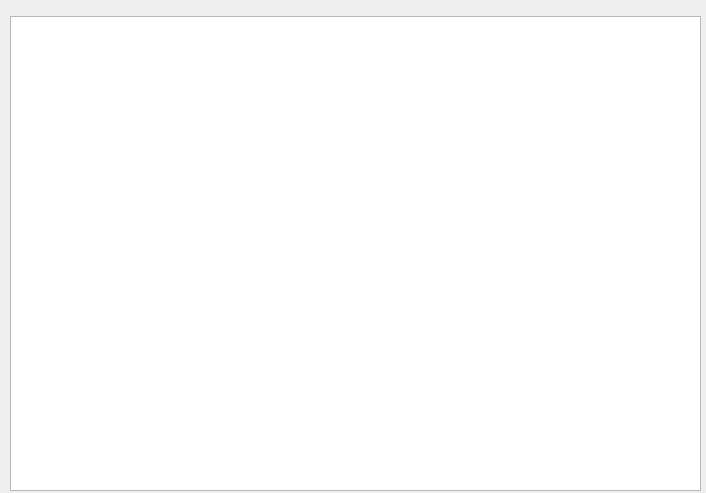
Qt form source/qt/Window.ui (SylvainDeker/Shader-Graph) before a commit.
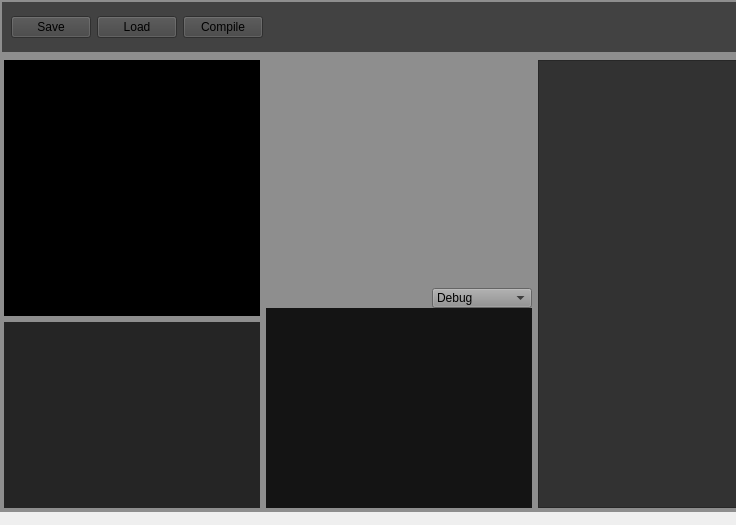
The same form after that commit. Custom widgets are drawn as their Qt base class.

```diff
--- a/source/qt/Window.ui
+++ b/source/qt/Window.ui
@@ -6,8 +6,8 @@
    <rect>
     <x>0</x>
     <y>0</y>
-    <width>706</width>
-    <height>493</height>
+    <width>736</width>
+    <height>525</height>
    </rect>
   </property>
   <property name="windowTitle">
@@ -16,27 +16,287 @@
   <widget class="QWidget" name="widget" native="true">
    <property name="geometry">
     <rect>
-     <x>10</x>
-     <y>10</y>
-     <width>691</width>
-     <height>481</height>
+     <x>0</x>
+     <y>0</y>
+     <width>742</width>
+     <height>512</height>
     </rect>
    </property>
+   <property name="minimumSize">
+    <size>
+     <width>512</width>
+     <height>512</height>
+    </size>
+   </property>
+   <property name="styleSheet">
+    <string notr="true">background-color: rgb(142, 142, 142);</string>
+   </property>
    <layout class="QVBoxLayout" name="verticalLayout">
+    <property name="leftMargin">
+     <number>2</number>
+    </property>
+    <property name="topMargin">
+     <number>2</number>
+    </property>
+    <property name="rightMargin">
+     <number>2</number>
+    </property>
+    <property name="bottomMargin">
+     <number>2</number>
+    </property>
     <item>
-     <widget class="WidgetNodeEditor" name="nodeEditor" native="true"/>
-    </item>
-    <item>
-     <widget class="QTextBrowser" name="logPanel">
-      <property name="html">
-       <string>&lt;!DOCTYPE HTML PUBLIC &quot;-//W3C//DTD HTML 4.0//EN&quot; &quot;http://www.w3.org/TR/REC-html40/strict.dtd&quot;&gt;
-&lt;html&gt;&lt;head&gt;&lt;meta name=&quot;qrichtext&quot; content=&quot;1&quot; /&gt;&lt;style type=&quot;text/css&quot;&gt;
-p, li { white-space: pre-wrap; }
-&lt;/style&gt;&lt;/head&gt;&lt;body style=&quot; font-family:'.SF NS Text'; font-size:13pt; font-weight:400; font-style:normal;&quot;&gt;
-&lt;p style=&quot;-qt-paragraph-type:empty; margin-top:0px; margin-bottom:0px; margin-left:0px; margin-right:0px; -qt-block-indent:0; text-indent:0px;&quot;&gt;&lt;br /&gt;&lt;/p&gt;&lt;/body&gt;&lt;/html&gt;</string>
+     <widget class="QWidget" name="header" native="true">
+      <property name="minimumSize">
+       <size>
+        <width>100</width>
+        <height>50</height>
+       </size>
       </property>
+      <property name="maximumSize">
+       <size>
+        <width>16777215</width>
+        <height>100</height>
+       </size>
+      </property>
+      <property name="sizeIncrement">
+       <size>
+        <width>0</width>
+        <height>100</height>
+       </size>
+      </property>
+      <property name="autoFillBackground">
+       <bool>false</bool>
+      </property>
+      <property name="styleSheet">
+       <string notr="true">background-color: rgb(66, 66, 66);</string>
+      </property>
+      <layout class="QHBoxLayout" name="horizontalLayout">
+       <item>
+        <widget class="QPushButton" name="saveButton">
+         <property name="text">
+          <string>Save</string>
+         </property>
+        </widget>
+       </item>
+       <item>
+        <widget class="QPushButton" name="loadButton">
+         <property name="text">
+          <string>Load</string>
+         </property>
+        </widget>
+       </item>
+       <item>
+        <widget class="QPushButton" name="compileButton">
+         <property name="text">
+          <string>Compile</string>
+         </property>
+        </widget>
+       </item>
+       <item>
+        <spacer name="headerSpacer">
+         <property name="orientation">
+          <enum>Qt::Horizontal</enum>
+         </property>
+         <property name="sizeHint" stdset="0">
+          <size>
+           <width>40</width>
+           <height>20</height>
+          </size>
+         </property>
+        </spacer>
+       </item>
+      </layout>
      </widget>
     </item>
+    <item>
+     <layout class="QHBoxLayout" name="bodyLayout">
+      <property name="leftMargin">
+       <number>2</number>
+      </property>
+      <property name="topMargin">
+       <number>2</number>
+      </property>
+      <property name="rightMargin">
+       <number>2</number>
+      </property>
+      <property name="bottomMargin">
+       <number>2</number>
+      </property>
+      <item>
+       <layout class="QVBoxLayout" name="leftLayout">
+        <item>
+         <widget class="QWidget" name="preview" native="true">
+          <property name="minimumSize">
+           <size>
+            <width>256</width>
+            <height>256</height>
+           </size>
+          </property>
+          <property name="maximumSize">
+           <size>
+            <width>256</width>
+            <height>256</height>
+           </size>
+          </property>
+          <property name="styleSheet">
+           <string notr="true">background-color: rgb(0, 0, 0);</string>
+          </property>
+         </widget>
+        </item>
+        <item>
+         <widget class="QWidget" name="details" native="true">
+          <property name="maximumSize">
+           <size>
+            <width>256</width>
+            <height>16777215</height>
+           </size>
+          </property>
+          <property name="styleSheet">
+           <string notr="true">background-color: rgb(37, 37, 37);</string>
+          </property>
+          <layout class="QVBoxLayout" name="nodeDetails"/>
+         </widget>
+        </item>
+       </layout>
+      </item>
+      <item>
+       <layout class="QVBoxLayout" name="centralLayout">
+        <property name="spacing">
+         <number>0</number>
+        </property>
+        <item>
+         <widget class="WidgetNodeEditor" name="nodeEditor" native="true">
+          <property name="minimumSize">
+           <size>
+            <width>0</width>
+            <height>0</height>
+           </size>
+          </property>
+         </widget>
+        </item>
+        <item>
+         <layout class="QHBoxLayout" name="logLevelSelectorLayout">
+          <property name="spacing">
+           <number>0</number>
+          </property>
+          <item>
+           <spacer name="logLevelSelectorSpacer">
+            <property name="orientation">
+             <enum>Qt::Horizontal</enum>
+            </property>
+            <property name="sizeHint" stdset="0">
+             <size>
+              <width>40</width>
+              <height>20</height>
+             </size>
+            </property>
+           </spacer>
+          </item>
+          <item>
+           <widget class="QComboBox" name="logLevelSelector">
+            <property name="minimumSize">
+             <size>
+              <width>100</width>
+              <height>20</height>
+             </size>
+            </property>
+            <property name="maximumSize">
+             <size>
+              <width>100</width>
+              <height>20</height>
+             </size>
+            </property>
+            <property name="currentIndex">
+             <number>0</number>
+            </property>
+            <item>
+             <property name="text">
+              <string>Debug</string>
+             </property>
+            </item>
+            <item>
+             <property name="text">
+              <string>Info</string>
+             </property>
+            </item>
+            <item>
+             <property name="text">
+              <string>Warning</string>
+             </property>
+            </item>
+            <item>
+             <property name="text">
+              <string>Error</string>
+             </property>
+            </item>
+            <item>
+             <property name="text">
+              <string>Critical</string>
+             </property>
+            </item>
+            <item>
+             <property name="text">
+              <string>Off</string>
+             </property>
+            </item>
+           </widget>
+          </item>
+         </layout>
+        </item>
+        <item>
+         <widget class="QTextEdit" name="logPanel">
+          <property name="enabled">
+           <bool>false</bool>
+          </property>
+          <property name="minimumSize">
+           <size>
+            <width>0</width>
+            <height>100</height>
+           </size>
+          </property>
+          <property name="maximumSize">
+           <size>
+            <width>16777215</width>
+            <height>200</height>
+           </size>
+          </property>
+          <property name="sizeIncrement">
+           <size>
+            <width>0</width>
+            <height>0</height>
+           </size>
+          </property>
+          <property name="styleSheet">
+           <string notr="true">background-color: rgb(20, 20, 20);</string>
+          </property>
+          <property name="frameShape">
+           <enum>QFrame::NoFrame</enum>
+          </property>
+         </widget>
+        </item>
+       </layout>
+      </item>
+      <item>
+       <widget class="QTreeView" name="treeView">
+        <property name="minimumSize">
+         <size>
+          <width>0</width>
+          <height>100</height>
+         </size>
+        </property>
+        <property name="maximumSize">
+         <size>
+          <width>200</width>
+          <height>16777215</height>
+         </size>
+        </property>
+        <property name="styleSheet">
+         <string notr="true">background-color: rgb(50, 50, 50);</string>
+        </property>
+       </widget>
+      </item>
+     </layout>
+    </item>
    </layout>
   </widget>
  </widget>
```
